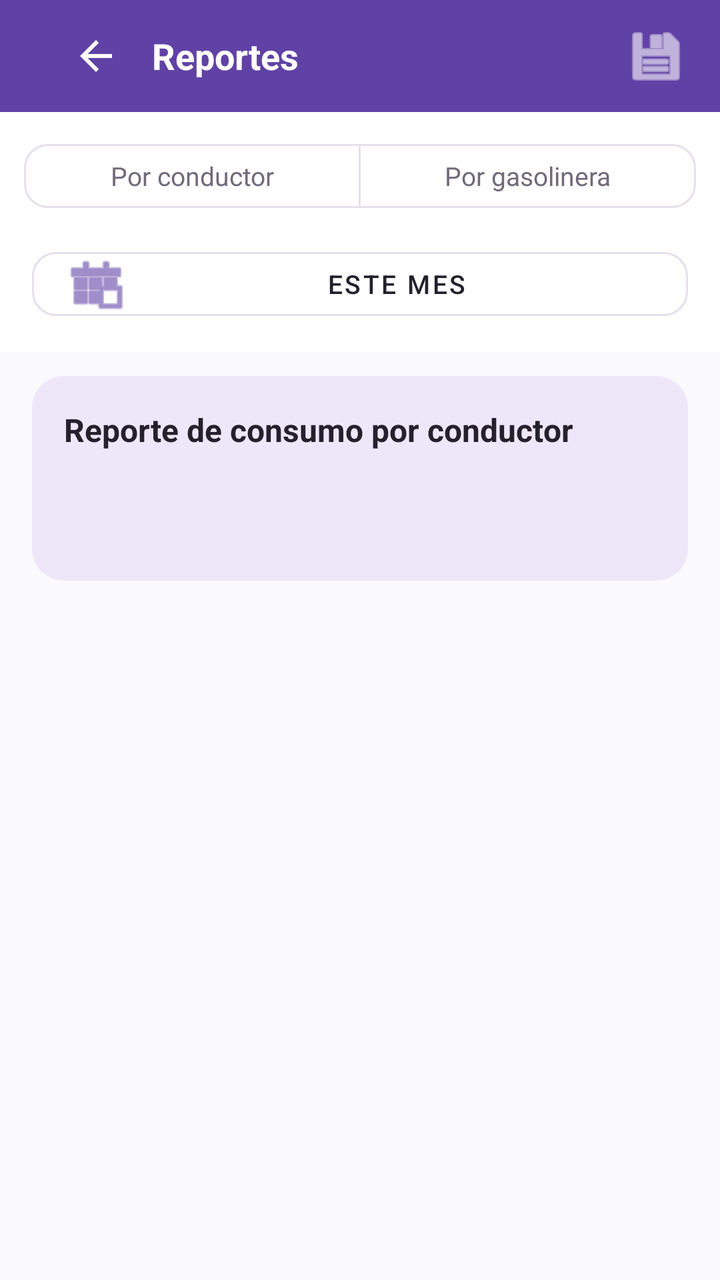
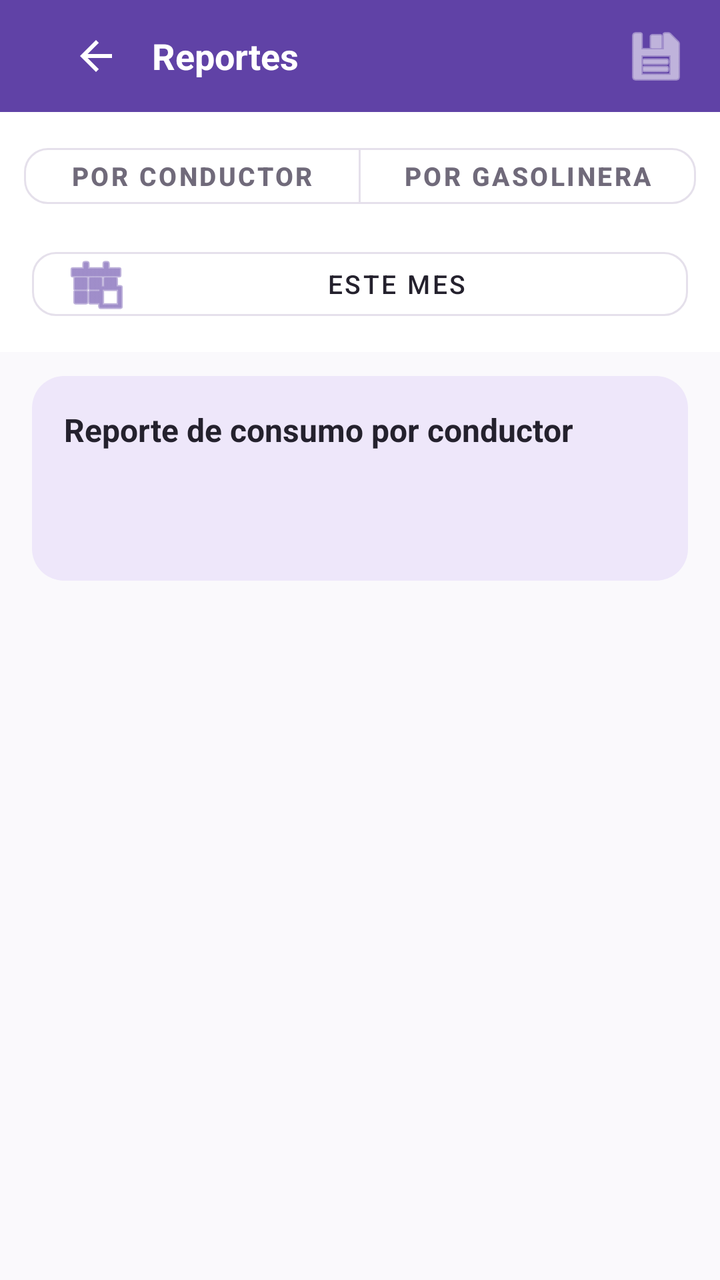

Before-and-after screenshots of an Android layout around one commit, followed by the original layout XML and the change that was made.
<!-- AndroidManifest.xml: application theme Theme.ApiMovil -->
<!-- res/layout/fragment_reportes.xml -->
<?xml version="1.0" encoding="utf-8"?>
<LinearLayout xmlns:android="http://schemas.android.com/apk/res/android"
    xmlns:app="http://schemas.android.com/apk/res-auto"
    android:layout_width="match_parent"
    android:layout_height="match_parent"
    android:background="@color/fondo"
    android:orientation="vertical">

    <com.google.android.material.appbar.AppBarLayout
        android:layout_width="match_parent"
        android:layout_height="wrap_content"
        app:elevation="0dp">

        <com.google.android.material.appbar.MaterialToolbar
            android:layout_width="match_parent"
            android:layout_height="?attr/actionBarSize"
            android:background="?attr/colorPrimary">

            <LinearLayout
                android:layout_width="match_parent"
                android:layout_height="wrap_content"
                android:gravity="center_vertical"
                android:orientation="horizontal"
                android:paddingHorizontal="12dp">

                <ImageButton
                    android:id="@+id/btnVolver"
                    android:layout_width="40dp"
                    android:layout_height="40dp"
                    android:background="?attr/selectableItemBackgroundBorderless"
                    android:contentDescription="@string/volver"
                    android:src="@drawable/ic_back"
                    app:tint="@color/blanco" />

                <TextView
                    android:layout_width="0dp"
                    android:layout_height="wrap_content"
                    android:layout_weight="1"
                    android:layout_marginStart="8dp"
                    android:text="@string/reportes"
                    android:textColor="@color/blanco"
                    android:textSize="18sp"
                    android:textStyle="bold" />

                <ImageButton
                    android:id="@+id/btnExportarPdf"
                    android:layout_width="40dp"
                    android:layout_height="40dp"
                    android:background="?attr/selectableItemBackgroundBorderless"
                    android:contentDescription="@string/exportar_pdf"
                    android:src="@android:drawable/ic_menu_save"
                    app:tint="@color/blanco" />
            </LinearLayout>

        </com.google.android.material.appbar.MaterialToolbar>
    </com.google.android.material.appbar.AppBarLayout>

    <com.google.android.material.button.MaterialButtonToggleGroup
        android:id="@+id/toggleReporte"
        android:layout_width="match_parent"
        android:layout_height="wrap_content"
        android:background="@color/blanco"
        android:padding="12dp"
        app:singleSelection="true">

        <com.google.android.material.button.MaterialButton
            android:id="@+id/btnPorConductor"
            style="@style/Widget.Material3.Button.OutlinedButton"
            android:layout_width="0dp"
            android:layout_height="40dp"
            android:layout_weight="1"
            android:text="@string/por_conductor"
            android:textColor="@color/selector_toggle_button_text"
            android:textSize="13sp"
            app:backgroundTint="@color/selector_toggle_button_bg"
            app:cornerRadius="12dp"
            app:strokeColor="@color/borde" />

        <com.google.android.material.button.MaterialButton
            android:id="@+id/btnPorGasolinera"
            style="@style/Widget.Material3.Button.OutlinedButton"
            android:layout_width="0dp"
            android:layout_height="40dp"
            android:layout_weight="1"
            android:text="@string/por_gasolinera"
            android:textColor="@color/selector_toggle_button_text"
            android:textSize="13sp"
            app:backgroundTint="@color/selector_toggle_button_bg"
            app:cornerRadius="12dp"
            app:strokeColor="@color/borde" />

    </com.google.android.material.button.MaterialButtonToggleGroup>

    <LinearLayout
        android:layout_width="match_parent"
        android:layout_height="wrap_content"
        android:background="@color/blanco"
        android:paddingHorizontal="16dp"
        android:paddingBottom="12dp">

        <com.google.android.material.button.MaterialButton
            android:id="@+id/btnPeriodo"
            style="@style/Widget.MaterialComponents.Button.OutlinedButton"
            android:layout_width="match_parent"
            android:layout_height="44dp"
            android:text="Este mes"
            android:textColor="@color/texto_principal"
            android:textSize="13sp"
            app:icon="@android:drawable/ic_menu_today"
            app:iconTint="@color/marca"
            app:cornerRadius="12dp"
            app:strokeColor="@color/borde" />
    </LinearLayout>

    <FrameLayout
        android:layout_width="match_parent"
        android:layout_height="0dp"
        android:layout_weight="1">

        <LinearLayout
            android:layout_width="match_parent"
            android:layout_height="match_parent"
            android:orientation="vertical"
            android:paddingHorizontal="16dp"
            android:paddingTop="12dp">

            <LinearLayout
                android:id="@+id/cardResumen"
                android:layout_width="match_parent"
                android:layout_height="wrap_content"
                android:layout_marginBottom="12dp"
                android:background="@drawable/bg_tarjeta_info"
                android:orientation="vertical"
                android:padding="16dp">

                <TextView
                    android:id="@+id/textTituloReporte"
                    android:layout_width="match_parent"
                    android:layout_height="wrap_content"
                    android:text="@string/reporte_consumo_conductor"
                    android:textColor="@color/texto_principal"
                    android:textSize="16sp"
                    android:textStyle="bold" />

                <TextView
                    android:id="@+id/textSubtituloPeriodo"
                    android:layout_width="match_parent"
                    android:layout_height="wrap_content"
                    android:layout_marginTop="4dp"
                    android:textColor="@color/texto_secundario"
                    android:textSize="13sp" />

                <TextView
                    android:id="@+id/textTotalesGenerales"
                    android:layout_width="match_parent"
                    android:layout_height="wrap_content"
                    android:layout_marginTop="8dp"
                    android:textColor="@color/marca_oscuro"
                    android:textSize="14sp"
                    android:textStyle="bold" />
            </LinearLayout>

            <androidx.recyclerview.widget.RecyclerView
                android:id="@+id/recycler"
                android:layout_width="match_parent"
                android:layout_height="match_parent"
                android:clipToPadding="false"
                android:paddingBottom="88dp" />
        </LinearLayout>

        <TextView
            android:id="@+id/textSinResultados"
            android:layout_width="wrap_content"
            android:layout_height="wrap_content"
            android:layout_gravity="center"
            android:gravity="center"
            android:text="@string/no_hay_ordenes_periodo"
            android:textColor="@color/texto_secundario"
            android:textSize="14sp"
            android:visibility="gone" />

        <ProgressBar
            android:id="@+id/progress"
            android:layout_width="40dp"
            android:layout_height="40dp"
            android:layout_gravity="center"
            android:visibility="gone" />

        <TextView
            android:id="@+id/textError"
            android:layout_width="wrap_content"
            android:layout_height="wrap_content"
            android:layout_gravity="center"
            android:accessibilityLiveRegion="polite"
            android:textColor="@color/estado_vencida"
            android:textSize="14sp"
            android:visibility="gone" />
    </FrameLayout>

</LinearLayout>
<!-- resources referenced by this layout -->
<resources>
  <color name="blanco">#FFFFFF</color>
  <color name="borde">#E5E0EB</color>
  <color name="estado_vencida">#C62828</color>
  <color name="fondo">#FAF9FC</color>
  <color name="marca">#6042A6</color>
  <color name="marca_oscuro">#342052</color>
  <color name="texto_principal">#24212D</color>
  <color name="texto_secundario">#706A7A</color>
  <!-- drawable bg_tarjeta_info (drawable) -->
  <?xml version="1.0" encoding="utf-8"?>
  <shape xmlns:android="http://schemas.android.com/apk/res/android" android:shape="rectangle">
      <solid android:color="@color/marca_claro" />
      <corners android:radius="16dp" />
  </shape>
  <!-- drawable ic_back (drawable) -->
  <?xml version="1.0" encoding="utf-8"?>
  <vector xmlns:android="http://schemas.android.com/apk/res/android"
      android:width="24dp" android:height="24dp"
      android:viewportWidth="24" android:viewportHeight="24">
      <path android:fillColor="#24212D"
          android:pathData="M20,11H7.83l5.59,-5.59L12,4l-8,8 8,8 1.41,-1.41L7.83,13H20v-2z" />
  </vector>
  <string name="exportar_pdf">Exportar PDF</string>
  <string name="no_hay_ordenes_periodo">No hay órdenes completadas en este periodo</string>
  <string name="por_conductor">Por conductor</string>
  <string name="por_gasolinera">Por gasolinera</string>
  <string name="reporte_consumo_conductor">Reporte de consumo por conductor</string>
  <string name="reportes">Reportes</string>
  <string name="volver">Volver</string>
  <style name="Theme.ApiMovil" parent="Theme.MaterialComponents.Light.NoActionBar">
          <item name="colorPrimary">@color/marca</item>
          <item name="colorPrimaryVariant">@color/marca_oscuro</item>
          <item name="colorOnPrimary">@color/blanco</item>
          <item name="colorSecondary">@color/marca_claro</item>
          <item name="colorOnSecondary">@color/texto_principal</item>
          <item name="android:windowBackground">@color/fondo</item>
          <item name="android:statusBarColor">@color/marca_oscuro</item>
          <item name="android:forceDarkAllowed" tools:targetApi="q">false</item>
      </style>
  <color name="marca_claro">#EEE7FA</color>
</resources>

<!-- the commit's change to res/layout/fragment_reportes.xml (unified diff, before → after) -->
@@ -65,7 +65,7 @@
 
         <com.google.android.material.button.MaterialButton
             android:id="@+id/btnPorConductor"
-            style="@style/Widget.Material3.Button.OutlinedButton"
+            style="@style/Widget.App.Button.Outlined"
             android:layout_width="0dp"
             android:layout_height="40dp"
             android:layout_weight="1"
@@ -78,7 +78,7 @@
 
         <com.google.android.material.button.MaterialButton
             android:id="@+id/btnPorGasolinera"
-            style="@style/Widget.Material3.Button.OutlinedButton"
+            style="@style/Widget.App.Button.Outlined"
             android:layout_width="0dp"
             android:layout_height="40dp"
             android:layout_weight="1"
<!-- resource entries referenced after the edit -->
@@ -29,6 +29,15 @@
   <string name="reporte_consumo_conductor">Reporte de consumo por conductor</string>
   <string name="reportes">Reportes</string>
   <string name="volver">Volver</string>
+  <style name="Widget.App.Button.Outlined" parent="Widget.MaterialComponents.Button.OutlinedButton">
+          <item name="strokeColor">@color/marca</item>
+          <item name="strokeWidth">1dp</item>
+          <item name="android:textColor">@color/marca</item>
+          <item name="android:textSize">14sp</item>
+          <item name="android:textStyle">bold</item>
+          <item name="cornerRadius">12dp</item>
+          <item name="rippleColor">@color/marca_claro</item>
+      </style>
   <style name="Theme.ApiMovil" parent="Theme.MaterialComponents.Light.NoActionBar">
           <item name="colorPrimary">@color/marca</item>
           <item name="colorPrimaryVariant">@color/marca_oscuro</item>
